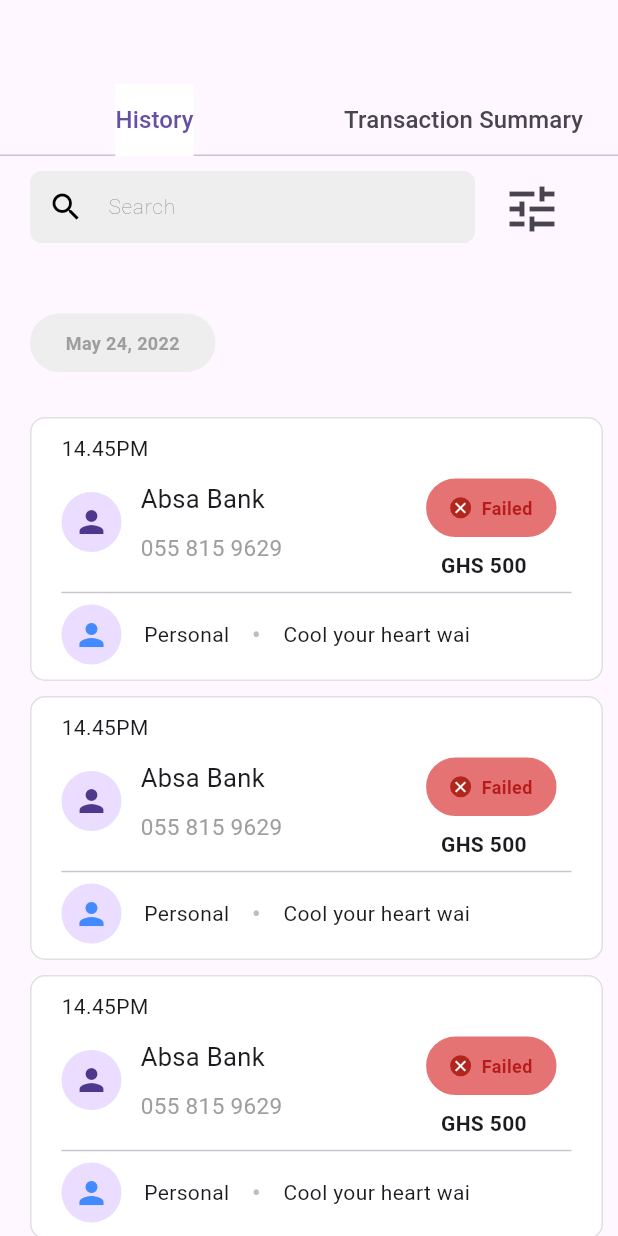
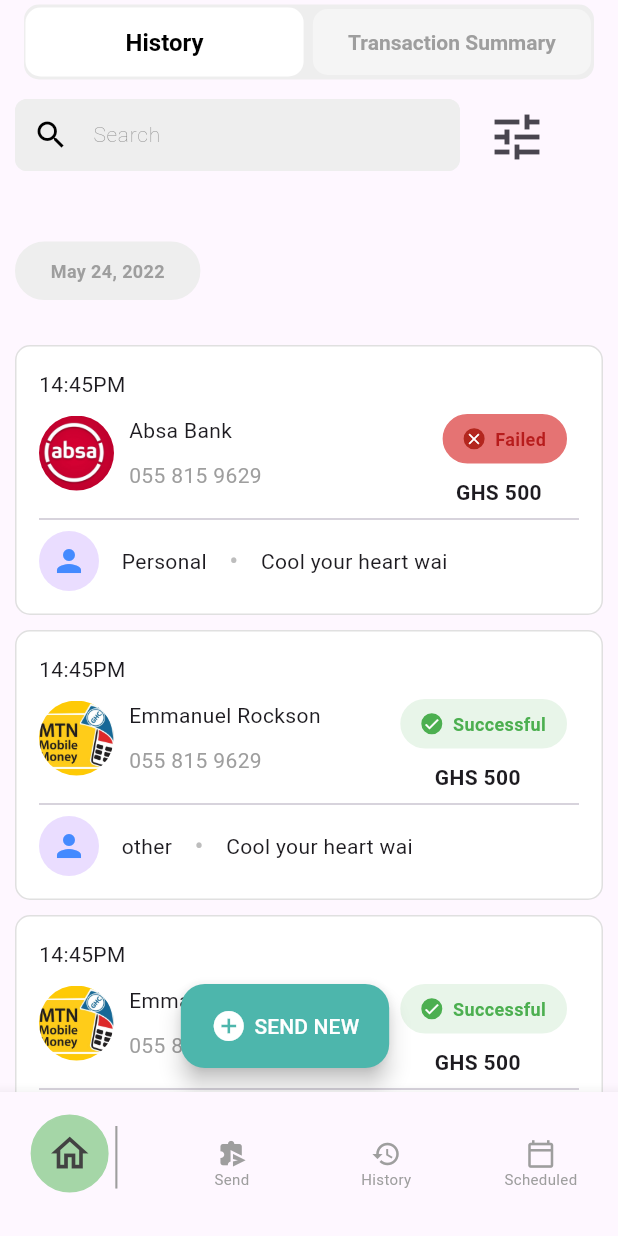
Before and after one commit to Daniel-Sogbey/hubtel-coding-challenge, a Flutter app: the screen it shows after launch, on a phone screen of 412 x 824 dp. Run offline on Flutter 3.47's test engine with Material 2 defaults, Android fonts, the phone set to English and light mode, and no system bars; our stand-ins replace loading_indicator.

Commit message:
final code 🙏

```diff
--- /dev/null
+++ b/lib/base_screen/bottom_navigation_screen.dart
@@ -0,0 +1,222 @@
+import 'package:flutter/material.dart';
+
+import '../screens/home_screen.dart';
+
+class BottomNavigationBaseScreen extends StatefulWidget {
+  const BottomNavigationBaseScreen({Key? key}) : super(key: key);
+
+  @override
+  State<BottomNavigationBaseScreen> createState() =>
+      _BottomNavigationBaseScreenState();
+}
+
+class _BottomNavigationBaseScreenState
+    extends State<BottomNavigationBaseScreen> {
+  int _pageIndex = 0;
+
+  final _pages = [
+    HomeScreen(),
+    HomeScreen(),
+    HomeScreen(),
+    HomeScreen(),
+  ];
+
+  @override
+  Widget build(BuildContext context) {
+    return Scaffold(
+      bottomNavigationBar: BottomNavigationBar(
+        type: BottomNavigationBarType.fixed,
+        selectedItemColor: Colors.black87,
+        selectedIconTheme: const IconThemeData(color: Colors.black87, size: 20),
+        unselectedIconTheme: const IconThemeData(
+          color: Colors.black54,
+          size: 20,
+        ),
+        unselectedItemColor: Colors.grey,
+        selectedLabelStyle: const TextStyle(
+          fontSize: 10,
+        ),
+        unselectedLabelStyle: const TextStyle(
+          fontSize: 10,
+        ),
+        currentIndex: _pageIndex,
+        onTap: (index) {
+          setState(() {
+            _pageIndex = index;
+          });
+        },
+        items: [
+          BottomNavigationBarItem(
+            label: _pageIndex == 0 ? "" : "Home",
+            icon: _pageIndex == 0
+                ? Row(
+                    mainAxisAlignment: MainAxisAlignment.center,
+                    children: [
+                      _pageIndex == 0
+                          ? Container(
+                              padding: const EdgeInsets.all(10),
+                              decoration: BoxDecoration(
+                                borderRadius: BorderRadius.circular(100),
+                                border: Border.all(
+                                  color: Colors.green[200]!,
+                                ),
+                                color: Colors.green[200],
+                              ),
+                              child: Icon(
+                                Icons.home_outlined,
+                                size: 30,
+                                color: Colors.grey[800]!,
+                              ),
+                            )
+                          : Icon(
+                              Icons.home_outlined,
+                              size: 50,
+                              color: Colors.grey[800]!,
+                            ),
+                      const Text(
+                        "|",
+                        style: TextStyle(
+                          fontSize: 50,
+                          fontWeight: FontWeight.w100,
+                          color: Colors.grey,
+                        ),
+                      ),
+                    ],
+                  )
+                : const Icon(
+                    Icons.home_outlined,
+                    color: Colors.grey,
+                  ),
+          ),
+          BottomNavigationBarItem(
+            label: _pageIndex == 1 ? "" : "Send",
+            icon: _pageIndex == 1
+                ? Row(
+              mainAxisAlignment: MainAxisAlignment.center,
+              children: [
+                _pageIndex == 1
+                    ? Container(
+                  padding: const EdgeInsets.all(10),
+                  decoration: BoxDecoration(
+                    borderRadius: BorderRadius.circular(100),
+                    border: Border.all(
+                      color: Colors.green[200]!,
+                    ),
+                    color: Colors.green[200],
+                  ),
+                  child: Icon(
+                    Icons.send_time_extension,
+                    size: 30,
+                    color: Colors.grey[800]!,
+                  ),
+                )
+                    : Icon(
+                  Icons.send_time_extension,
+                  size: 50,
+                  color: Colors.grey[800]!,
+                ),
+                const Text(
+                  "|",
+                  style: TextStyle(
+                    fontSize: 50,
+                    fontWeight: FontWeight.w100,
+                    color: Colors.grey,
+                  ),
+                ),
+              ],
+            )
+                : const Icon(
+              Icons.send_time_extension,
+              color: Colors.grey,
+            ),
+          ),
+          BottomNavigationBarItem(
+            label: _pageIndex == 2 ? "" : "History",
+            icon: _pageIndex == 2
+                ? Row(
+              mainAxisAlignment: MainAxisAlignment.center,
+              children: [
+                _pageIndex == 2
+                    ? Container(
+                  padding: const EdgeInsets.all(10),
+                  decoration: BoxDecoration(
+                    borderRadius: BorderRadius.circular(100),
+                    border: Border.all(
+                      color: Colors.green[200]!,
+                    ),
+                    color: Colors.green[200],
+                  ),
+                  child: Icon(
+                    Icons.history,
+                    size: 30,
+                    color: Colors.grey[800]!,
+                  ),
+                )
+                    : Icon(
+                  Icons.history,
+                  size: 50,
+                  color: Colors.grey[800]!,
+                ),
+                const Text(
+                  "|",
+                  style: TextStyle(
+                    fontSize: 50,
+                    fontWeight: FontWeight.w100,
+                    color: Colors.grey,
+                  ),
+                ),
+              ],
+            )
+                : const Icon(
+              Icons.history,
+              color: Colors.grey,
+            ),
+          ),
+          BottomNavigationBarItem(
+            label: _pageIndex == 3 ? "" : "Scheduled",
+            icon: _pageIndex == 3
+                ? Row(
+              mainAxisAlignment: MainAxisAlignment.center,
+              children: [
+                _pageIndex == 3
+                    ? Container(
+                  padding: const EdgeInsets.all(10),
+                  decoration: BoxDecoration(
+                    borderRadius: BorderRadius.circular(100),
+                    border: Border.all(
+                      color: Colors.green[200]!,
+                    ),
+                    color: Colors.green[200],
+                  ),
+                  child: Icon(
+                    Icons.calendar_today_outlined,
+                    size: 30,
+                    color: Colors.grey[800]!,
+                  ),
+                )
+                    : Icon(
+                  Icons.calendar_today_outlined,
+                  size: 50,
+                  color: Colors.grey[800]!,
+                ),
+                const Text(
+                  "|",
+                  style: TextStyle(
+                    fontSize: 50,
+                    fontWeight: FontWeight.w100,
+                    color: Colors.grey,
+                  ),
+                ),
+              ],
+            )
+                : const Icon(
+              Icons.calendar_today_outlined,
+              color: Colors.grey,
+            ),
+          ),
+        ],
+      ),
+      body: _pages[_pageIndex],
+    );
+  }
+}
--- a/lib/main.dart
+++ b/lib/main.dart
@@ -1,5 +1,7 @@
 import 'package:flutter/material.dart';
 import 'package:hubtel_code_challenge/screens/home_screen.dart';
+
+import 'base_screen/bottom_navigation_screen.dart';
 
 void main() {
   runApp(const MyApp());
@@ -36,13 +38,15 @@ class MyApp extends StatelessWidget {
         // ),
         useMaterial3: true,
       ),
-      home: HomeScreen(),
+      home: BottomNavigationBaseScreen(),
       routes: {
 
       },
     );
   }
 }
+
+
 
 class MyHomePage extends StatefulWidget {
   const MyHomePage({super.key, required this.title});
--- a/lib/models/card_item_model.dart
+++ b/lib/models/card_item_model.dart
@@ -6,6 +6,7 @@ class CardItemModel {
   int amount;
   String type;
   String status;
+  String time;
 
   CardItemModel({
     required this.number,
@@ -14,5 +15,6 @@ class CardItemModel {
     required this.accountType,
     required this.amount,
     required this.status,
+    required this.time,
   });
 }
--- a/lib/screens/home_screen.dart
+++ b/lib/screens/home_screen.dart
@@ -19,28 +19,30 @@ class _HomeScreenState extends State<HomeScreen>
     CardItemModel(
         number: "055 815 9629",
         type: "Personal",
-      avatar: "/images/absa.png",
+        avatar: "images/absa.png",
         accountType: "Absa Bank",
         amount: 500,
-      status: "failed",
-    ),
+        status: "Failed",
+        time: "14:45PM"),
     CardItemModel(
         number: "055 815 9629",
         type: "other",
-      avatar: "/images/momo.jpg",
+        avatar: "images/momo.jpeg",
         accountType: "Emmanuel Rockson",
         amount: 500,
-      status: "successful",
-    ),
+        status: "Successful",
+        time: "14:45PM"),
     CardItemModel(
         number: "055 815 9629",
         type: "other",
-      avatar: "/images/momo.jpg",
+        avatar: "images/momo.jpeg",
         accountType: "Emmanuel Rockson",
         amount: 500,
-      status: "successful",
-    ),
+        status: "Successful",
+        time: "14:45PM"),
   ];
+
+  String _action = "history";
 
   @override
   void initState() {
@@ -67,12 +69,10 @@ class _HomeScreenState extends State<HomeScreen>
       _isLoading = true;
     });
 
-    Future.delayed(const Duration(seconds: 1),(){
+    Future.delayed(const Duration(seconds: 1), () {
       setState(() {
         _isLoading = false;
       });
-
-
     });
     super.didChangeDependencies();
   }
@@ -81,44 +81,145 @@ class _HomeScreenState extends State<HomeScreen>
   Widget build(BuildContext context) {
     return Scaffold(
       appBar: AppBar(
-        title: const Text(''),
-        bottom: TabBar(
-          controller: _tabController,
-          indicator: _buildIndicatorDecoration(),
-          indicatorPadding: EdgeInsets.zero,
-          tabs: tabs.map((String tab) {
-            return Tab(
+        title: Container(
+          margin: const EdgeInsets.only(
+              // left: 10.0,
+              // bottom: 20,
+              // right: 10.0,
+              ),
+          decoration: BoxDecoration(
+            borderRadius: BorderRadius.circular(10),
+            // color: const Color(0xFFCCCCCC),
+          ),
           child: Container(
-                padding: const EdgeInsets.symmetric(vertical: 12.0),
-                child: Text(
-                  tab,
-                  style: const TextStyle(fontSize: 16.0),
+            // width: MediaQuery.of(context).size.width * 1,
+
+            decoration: BoxDecoration(
+              borderRadius: BorderRadius.circular(10),
+              color: Colors.grey[200],
+              // color: const Color(0xFFCCCCCC),
+            ),
+            child: Row(
+              mainAxisAlignment: MainAxisAlignment.spaceBetween,
+              children: [
+                GestureDetector(
+                  onTap: () {
+                    setState(() {
+                      _action = "history";
+                    });
+                  },
+                  child: Container(
+                    width: MediaQuery.of(context).size.width * 0.45,
+                    padding: const EdgeInsets.symmetric(
+                      horizontal: 10,
+                      vertical: 13,
+                    ),
+                    margin: const EdgeInsets.symmetric(
+                      horizontal: 1,
+                      vertical: 2,
+                    ),
+                    decoration: BoxDecoration(
+                      borderRadius: BorderRadius.circular(10),
+                      color: _action == "history"
+                          ? Colors.white
+                          : Colors.grey[100],
+                    ),
+                    child: Column(
+                      children: [
+                        Text(
+                          "History",
+                          style: TextStyle(
+                            color: _action == "history"
+                                ? Colors.black
+                                : Colors.grey[500],
+                            fontSize: _action != "ts" ? 16 : 14,
+                            fontWeight: FontWeight.bold,
                           ),
                         ),
-            );
-          }).toList(),
+                      ],
+                    ),
+                  ),
+                ),
+                GestureDetector(
+                  onTap: () {
+                    setState(() {
+                      _action = "ts";
+                    });
+                  },
+                  child: Container(
+                    width: MediaQuery.of(context).size.width * 0.45,
+                    padding: const EdgeInsets.symmetric(
+                      horizontal: 10,
+                      vertical: 13,
+                    ),
+                    margin: const EdgeInsets.symmetric(
+                      horizontal: 2,
+                      vertical: 2,
+                    ),
+                    decoration: BoxDecoration(
+                      borderRadius: BorderRadius.circular(10),
+                      color: _action == "ts" ? Colors.white : Colors.grey[100],
+                    ),
+                    child: Column(
+                      children: [
+                        Text(
+                          "Transaction Summary",
+                          style: TextStyle(
+                            color: _action == "ts"
+                                ? Colors.black
+                                : Colors.grey[500],
+                            fontSize: _action != "ts" ? 14 : 16,
+                            fontWeight: FontWeight.bold,
+                          ),
+                        ),
+                      ],
+                    ),
+                  ),
+                ),
+              ],
+            ),
+          ),
         ),
       ),
       body: _isLoading
           ? Center(
               child: LoadingSpinner(),
             )
-          : TabBarView(
-              controller: _tabController,
+          : SafeArea(
+              child: _action == "history"
+                  ? HistoryScreen(cardItems: cardItems)
+                  : TransactionSummaryScreen(),
+            ),
+      floatingActionButton: Align(
+        alignment: Alignment.bottomCenter,
+        child: FloatingActionButton.extended(
+          backgroundColor: Colors.teal[300],
+          onPressed: () {},
+          label: const Row(
             children: [
-                HistoryScreen(cardItems: cardItems),
-                TransactionSummaryScreen(),
+              Icon(
+                Icons.add_circle_outlined,
+                color: Colors.white,
+              ),
+              SizedBox(width: 5),
+              Text(
+                "SEND NEW",
+                style: TextStyle(
+                  color: Colors.white,
+                ),
+              ),
             ],
+          ),
+        ),
       ),
     );
   }
 }
 
 class HistoryScreen extends StatefulWidget {
-
   List<CardItemModel> cardItems;
 
-  HistoryScreen({ required this.cardItems});
+  HistoryScreen({required this.cardItems});
 
   @override
   State<HistoryScreen> createState() => _HistoryScreenState();
@@ -138,8 +239,6 @@ class _HistoryScreenState extends State<HistoryScreen> {
 
     debugPrint("IS FOCUS: $_isFocus");
   }
-
-
 
   @override
   initState() {
@@ -181,7 +280,7 @@ class _HistoryScreenState extends State<HistoryScreen> {
             children: [
               Container(
                 margin: const EdgeInsets.only(
-                    bottom: 0, right: 10, top: 10, left: 20),
+                    bottom: 0, right: 10, top: 10, left: 10),
                 width: MediaQuery.of(context).size.width * 0.3,
                 alignment: Alignment.center,
                 padding:
@@ -210,10 +309,15 @@ class _HistoryScreenState extends State<HistoryScreen> {
         SliverList(
           delegate: SliverChildBuilderDelegate(
             (BuildContext context, int index) {
-              return CardItem(cardItemModel : widget.cardItems[index]);
+              return CardItem(cardItemModel: widget.cardItems[index]);
             },
             // 40 list items
             childCount: widget.cardItems.length,
+          ),
+        ),
+        const SliverToBoxAdapter(
+          child: SizedBox(
+            height: 50,
           ),
         ),
       ],
--- a/lib/widgets/card_item.dart
+++ b/lib/widgets/card_item.dart
@@ -2,7 +2,6 @@ import 'package:flutter/material.dart';
 import 'package:hubtel_code_challenge/models/card_item_model.dart';
 
 class CardItem extends StatelessWidget {
-
   CardItemModel cardItemModel;
 
   CardItem({Key? key, required this.cardItemModel}) : super(key: key);
@@ -10,8 +9,8 @@ class CardItem extends StatelessWidget {
   @override
   Widget build(BuildContext context) {
     return Container(
-      margin: const EdgeInsets.only(bottom: 0, right: 10, top: 10, left: 20),
-      padding: const EdgeInsets.symmetric(horizontal: 20, vertical: 10),
+      margin: const EdgeInsets.only(bottom: 0, right: 10, top: 10, left: 10),
+      padding: const EdgeInsets.symmetric(horizontal: 15, vertical: 15),
       decoration: BoxDecoration(
         color: Colors.white,
         border: Border.all(color: Colors.grey[300]!),
@@ -20,73 +19,97 @@ class CardItem extends StatelessWidget {
       child: Column(
         crossAxisAlignment: CrossAxisAlignment.start,
         children: [
-          Text("14.45PM"),
+          Text(cardItemModel.time),
           Row(
+            mainAxisAlignment: MainAxisAlignment.spaceBetween,
             children: [
-              const CircleAvatar(
-                child: Icon(Icons.person),
+              Container(
+                child: Row(
+                  mainAxisAlignment: MainAxisAlignment.spaceBetween,
+                  children: [
+                    ClipRRect(
+                      borderRadius: BorderRadius.circular(100),
+                      child: Image.asset(
+                        cardItemModel.avatar,
+                        fit: BoxFit.cover,
+                        width: 50,
+                        height: 50,
                       ),
-              const Spacer(),
+                    ),
+                    const SizedBox(width: 10,),
                     Column(
                       crossAxisAlignment: CrossAxisAlignment.start,
                       children: [
-                  const Text(
-                    "Absa Bank",
-                    style: TextStyle(
-                      fontSize: 17,
+                        Text(
+                          cardItemModel.accountType,
+                          style: const TextStyle(
+                            fontSize: 14,
                           ),
                         ),
                         const SizedBox(
                           height: 10,
                         ),
                         Text(
-                    "055 815 9629",
+                          cardItemModel.number,
                           style: TextStyle(
                             color: Colors.grey[500]!,
-                      fontSize: 15,
+                            fontSize: 14,
                           ),
                         ),
                       ],
                     ),
-              const Spacer(
-                flex: 6,
+                  ],
+                ),
               ),
               Column(
                 children: [
                   Container(
                     margin: const EdgeInsets.only(
-                        bottom: 0, right: 10, top: 10, left: 20),
+                        bottom: 0, right: 8, top: 10, left: 16),
                     // width: MediaQuery.of(context).size.width * 0.3,
                     alignment: Alignment.center,
                     padding: const EdgeInsets.symmetric(
-                        horizontal: 15, vertical: 10),
+                        horizontal: 13, vertical: 7),
                     decoration: BoxDecoration(
-                        color: Colors.red[300],
+                        color: cardItemModel.status == "Successful"
+                            ? Colors.green[50]
+                            : Colors.red[300],
                         borderRadius: BorderRadius.circular(50),
-                        border: Border.all(color: Colors.red[300]!)),
+                        border: Border.all(
+                            color: cardItemModel.status == "Successful"
+                                ? Colors.green[50]!
+                                : Colors.red[300]!)),
                     child: Row(
                       children: [
                         Container(
                           decoration: BoxDecoration(
-                            color: Theme.of(context).colorScheme.error,
+                            color: cardItemModel.status == "Successful"
+                                ? Colors.green
+                                : Theme.of(context).colorScheme.error,
                             borderRadius: BorderRadius.circular(100),
                             border: Border.all(
-                              color: Theme.of(context).colorScheme.error,
+                              color: cardItemModel.status == "Successful"
+                                  ? Colors.green
+                                  : Theme.of(context).colorScheme.error,
                             ),
                           ),
-                          child: const Icon(
-                            Icons.close,
+                          child: Icon(
+                            cardItemModel.status == "Successful"
+                                ? Icons.check
+                                : Icons.close,
                             size: 12,
                             color: Colors.white,
                           ),
                         ),
-                        SizedBox(
+                        const SizedBox(
                           width: 7,
                         ),
                         Text(
-                          "Failed",
+                          cardItemModel.status,
                           style: TextStyle(
-                            color: Colors.red[900],
+                            color: cardItemModel.status == "Successful"
+                                ? Colors.green
+                                : Colors.red[900],
                             fontWeight: FontWeight.bold,
                             fontSize: 12,
                           ),
@@ -94,27 +117,33 @@ class CardItem extends StatelessWidget {
                       ],
                     ),
                   ),
-                  SizedBox(height: 9,),
-                  Text("GHS 500",
-                  style: TextStyle(
+                  const SizedBox(
+                    height: 9,
+                  ),
+                  Text(
+                    "GHS ${cardItemModel.amount}",
+                    style: const TextStyle(
                       fontWeight: FontWeight.bold,
-                  ),)
+                    ),
+                  )
                 ],
               ),
             ],
           ),
-          Divider(),
+          const Divider(),
           Row(
             children: [
-              CircleAvatar(
-                child: Icon(Icons.person,
-                color: Colors.blueAccent,),
+              const CircleAvatar(
+                child: Icon(
+                  Icons.person,
+                  color: Colors.blueAccent,
                 ),
-              SizedBox(
+              ),
+              const SizedBox(
                 width: 15,
               ),
-              Text("Personal"),
-              SizedBox(
+              Text(cardItemModel.type),
+              const SizedBox(
                 width: 15,
               ),
               Text(
@@ -124,10 +153,10 @@ class CardItem extends StatelessWidget {
                   color: Colors.grey[400],
                 ),
               ),
-              SizedBox(
+              const SizedBox(
                 width: 15,
               ),
-              Text("Cool your heart wai")
+              const Text("Cool your heart wai")
             ],
           )
         ],
--- a/lib/widgets/search_field.dart
+++ b/lib/widgets/search_field.dart
@@ -15,7 +15,7 @@ class SearchField extends StatelessWidget {
   @override
   Widget build(BuildContext context) {
     return Container(
-      margin: const EdgeInsets.only(bottom: 0, right: 10, top: 10,left: 20),
+      margin: const EdgeInsets.only(bottom: 0, right: 10, top: 10,left: 10),
       width: MediaQuery.of(context).size.width * 0.72,
       height: 60,
       // padding: const EdgeInsets.only(left: 0, right: 0, bottom: 7.5,top: 7.5),
```
Lines whose indentation alone changed are shown as unchanged.
